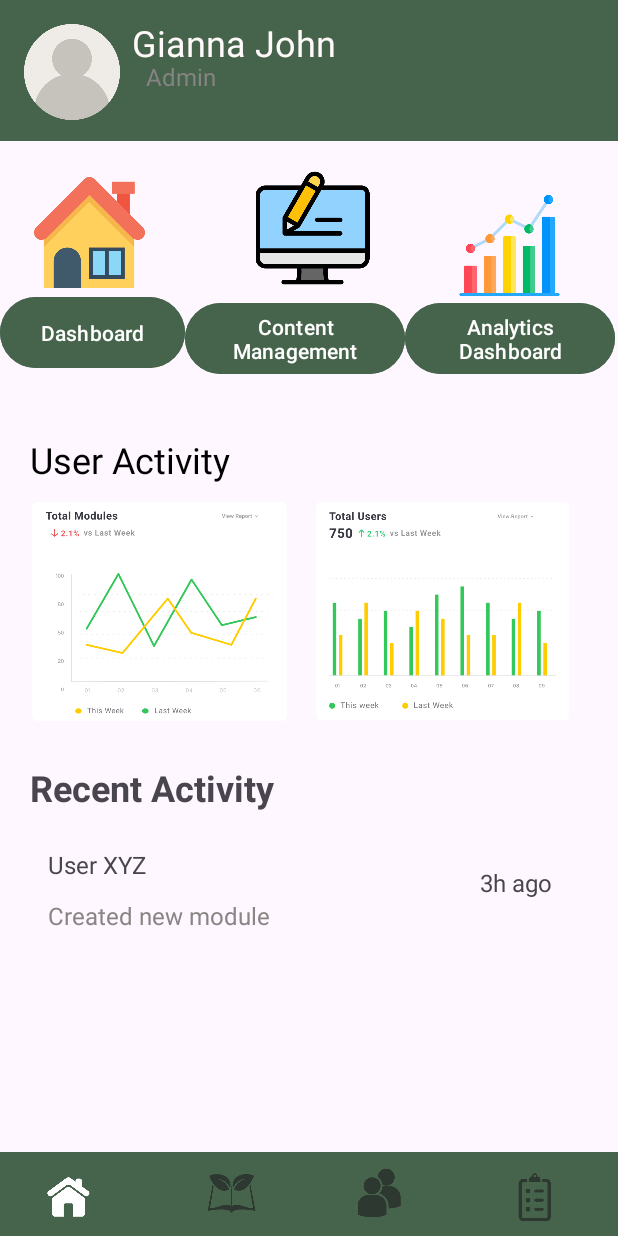
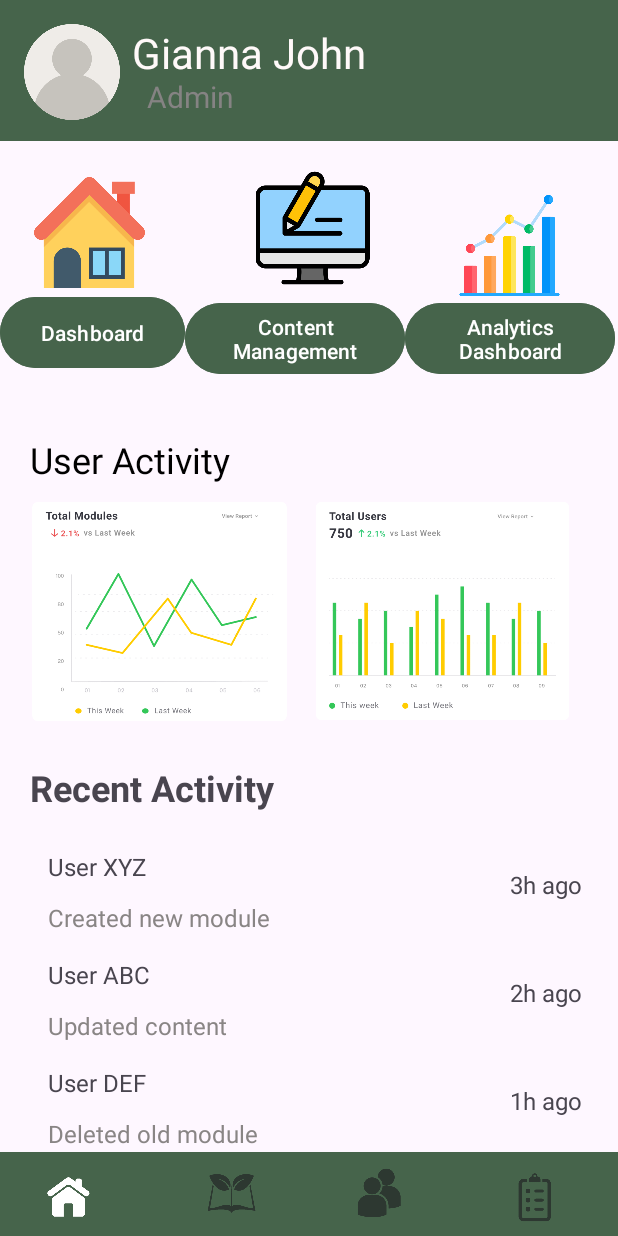
Before and after one commit to taqyss/EcoSynergy, an Android app: the AdminActivity screen opened directly, with no data from a screen before it, on a phone screen of 412 x 824 dp. Run offline under Robolectric (Android 15) with nearby library versions, the phone set to English and light mode, and no system bars; Roboto replaces fonts that are not available here.

Commit message:
fixing recent activity bugs

```diff
--- a/app/src/main/java/com/example/ecosynergy/AdminActivity.java
+++ b/app/src/main/java/com/example/ecosynergy/AdminActivity.java
@@ -55,8 +55,9 @@ public class AdminActivity extends BaseActivity {
         activities.add(new ActivityItem("User DEF", "Deleted old module", "1h ago"));
 
         ActivityListAdapter adapter = new ActivityListAdapter(activities);
+        recyclerView.setAdapter(adapter);
+
         recyclerView.setLayoutManager(new LinearLayoutManager(this));
-        recyclerView.setAdapter(adapter);
         adapter.notifyDataSetChanged();
 
         setupToolbar(true);
--- a/app/src/main/res/layout/activitylist.xml
+++ b/app/src/main/res/layout/activitylist.xml
@@ -3,7 +3,7 @@
     xmlns:app="http://schemas.android.com/apk/res-auto"
     xmlns:tools="http://schemas.android.com/tools"
     android:layout_width="match_parent"
-    android:layout_height="match_parent">
+    android:layout_height="wrap_content">
 
     <TextView
         android:id="@+id/tv_username"
@@ -20,7 +20,7 @@
     <TextView
         android:id="@+id/tv_title"
         android:layout_width="234dp"
-        android:layout_height="33dp"
+        android:layout_height="wrap_content"
         android:layout_marginStart="16dp"
         android:layout_marginTop="12dp"
         android:fontFamily="@font/inria_sans"
--- a/app/src/main/res/layout/admin_page.xml
+++ b/app/src/main/res/layout/admin_page.xml
@@ -28,12 +28,12 @@
         android:id="@+id/Name"
         android:layout_width="wrap_content"
         android:layout_height="wrap_content"
-        android:layout_marginTop="12dp"
-        android:layout_marginEnd="188dp"
+        android:layout_marginTop="16dp"
+        android:layout_marginEnd="168dp"
         android:fontFamily="@font/inria_sans"
         android:text="Gianna John"
         android:textColor="#FFF9F9"
-        android:textSize="24sp"
+        android:textSize="28sp"
         app:layout_constraintEnd_toEndOf="parent"
         app:layout_constraintTop_toTopOf="parent" />
 
@@ -41,12 +41,12 @@
         android:id="@+id/admin"
         android:layout_width="wrap_content"
         android:layout_height="wrap_content"
-        android:layout_marginEnd="268dp"
-        android:layout_marginBottom="32dp"
+        android:layout_marginEnd="256dp"
+        android:layout_marginBottom="16dp"
         android:fontFamily="@font/inria_sans"
         android:text="Admin"
         android:textColor="#858383"
-        android:textSize="16sp"
+        android:textSize="20sp"
         app:layout_constraintBottom_toBottomOf="@+id/Profile_view"
         app:layout_constraintEnd_toEndOf="parent" />
 
@@ -182,12 +182,15 @@
 
     <androidx.recyclerview.widget.RecyclerView
         android:id="@+id/recent_activity_list"
-        android:layout_width="376dp"
-        android:layout_height="0dp"
+        android:layout_width="0dp"
+        android:layout_height="wrap_content"
         android:layout_marginStart="16dp"
         android:layout_marginTop="8dp"
-        app:layout_constraintHeight_percent="0.4"
+        app:layout_constraintBottom_toBottomOf="parent"
+        app:layout_constraintEnd_toEndOf="parent"
+        app:layout_constraintHorizontal_bias="1.0"
         app:layout_constraintStart_toStartOf="parent"
-        app:layout_constraintTop_toBottomOf="@+id/recentactivity" />
+        app:layout_constraintTop_toBottomOf="@+id/recentactivity"
+        app:layout_constraintVertical_bias="0.026" />
 
 </androidx.constraintlayout.widget.ConstraintLayout>
```
